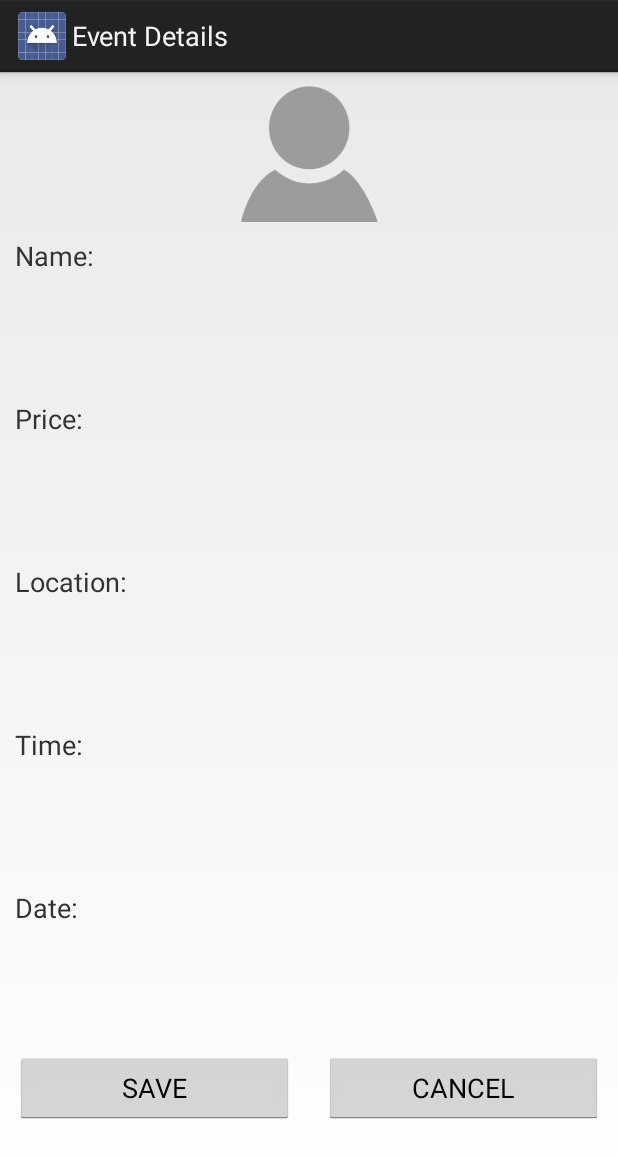
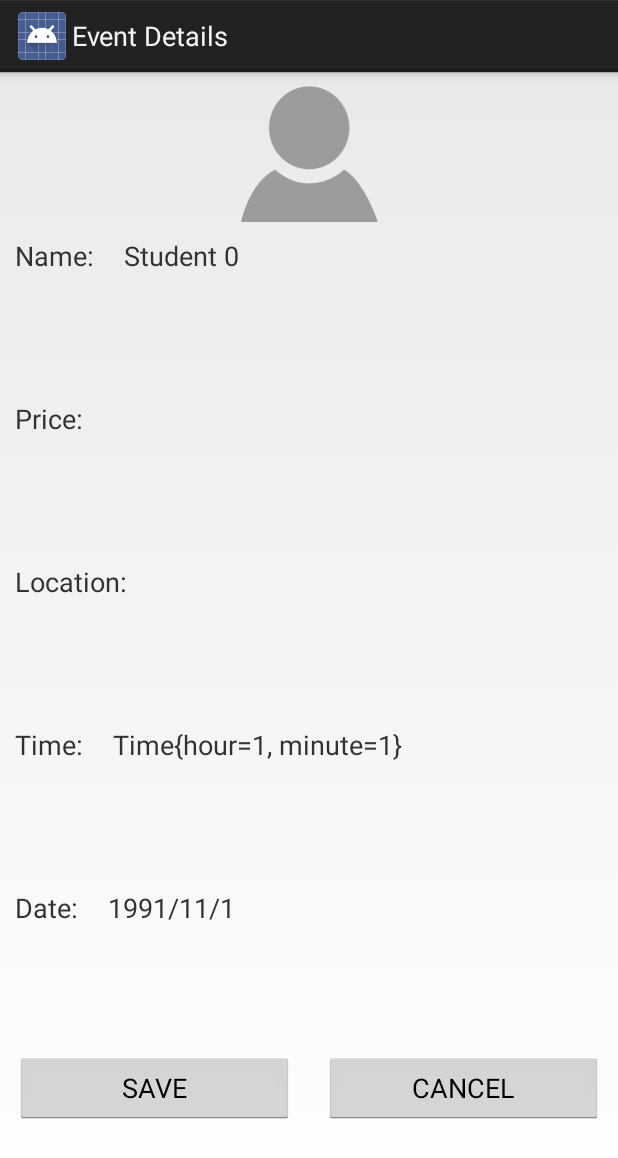
Before and after one commit to dvirHashai/AndroidProject, an Android app: the screen it shows after launch (MainActivity), after a tap on an icon or button, on a phone screen of 412 x 824 dp. Shown: the top 1158 px of the screen. Run offline under Robolectric (Android 15) with nearby library versions, the phone set to English and light mode, and no system bars; 1 statement that could not run was skipped.

Commit message:
Update MyTimePicker and DetailsFragment

```diff
--- a/app/src/main/java/com/cambio/finalprojectandroid/EventDetailsFragment.java
+++ b/app/src/main/java/com/cambio/finalprojectandroid/EventDetailsFragment.java
@@ -7,6 +7,12 @@ import android.os.Bundle;
 import android.view.LayoutInflater;
 import android.view.View;
 import android.view.ViewGroup;
+import android.widget.CheckBox;
+import android.widget.ImageView;
+import android.widget.TextView;
+
+import com.cambio.finalprojectandroid.model.Event;
+import com.cambio.finalprojectandroid.model.Model;
 
 
 /**
@@ -34,7 +40,7 @@ public class EventDetailsFragment extends Fragment {
     }
 
 
-    public static EventDetailsFragment newInstance(String eventId ) {
+    public static EventDetailsFragment newInstance(String eventId) {
         EventDetailsFragment fragment = new EventDetailsFragment();
         Bundle args = new Bundle();
         args.putString(EVENT_ID, eventId);
@@ -56,8 +62,25 @@ public class EventDetailsFragment extends Fragment {
     public View onCreateView(LayoutInflater inflater, ViewGroup container,
                              Bundle savedInstanceState) {
         getActivity().setTitle("Event Details");
-        // Inflate the layout for this fragment
-        return inflater.inflate(R.layout.fragment_event_details, container, false);
+        View contentView = inflater.inflate(R.layout.fragment_event_details, container, false);
+        final ImageView eventImage = (ImageView) contentView.findViewById(R.id.event_details_image);
+        final  TextView eventName = (TextView) contentView.findViewById(R.id.event_details_name);
+        final TextView eventDate = (TextView) contentView.findViewById(R.id.event_details_date);
+        final TextView eventTime = (TextView) contentView.findViewById(R.id.event_details_time);
+        final TextView eventLocation = (TextView) contentView.findViewById(R.id.event_details_location);
+        final TextView eventPrice = (TextView) contentView.findViewById(R.id.event_details_price);
+
+
+        final Event event = Model.instace.getEvent(eventId);
+        //TODO set image in top details
+        eventName.setText(event.getName());
+        eventDate.setText(event.getDate().toString());
+        eventTime.setText(event.getTime().toString());
+        eventLocation.setText(event.getLocation());
+        eventPrice.setText(event.getPrice());
+        //TODO interface method to transfer the id of the student to the edit fragment by option menu in the main activity
+        //TODO  getActivity().invalidateOptionsMenu()
+        return contentView;
     }
 
     @Override
--- a/app/src/main/java/com/cambio/finalprojectandroid/EventListFragment.java
+++ b/app/src/main/java/com/cambio/finalprojectandroid/EventListFragment.java
@@ -47,7 +47,7 @@ public class EventListFragment extends Fragment {
                              Bundle savedInstanceState) {
         getActivity().setTitle("Event List");
         // Inflate the layout for this fragment
-        View contextView =  inflater.inflate(R.layout.fragment_event_list, container, false);
+        View contextView = inflater.inflate(R.layout.fragment_event_list, container, false);
 
         data = Model.instace.getAllEvents();
         list = (ListView) contextView.findViewById(R.id.event_list);
--- a/app/src/main/java/com/cambio/finalprojectandroid/MainActivity.java
+++ b/app/src/main/java/com/cambio/finalprojectandroid/MainActivity.java
@@ -6,12 +6,13 @@ import android.os.Bundle;
 
 public class MainActivity extends Activity implements EventListFragment.OnFragmentInteractionListener, EventEditFragment.OnFragmentInteractionListener, EventAddFragment.OnFragmentInteractionListener, EventDetailsFragment.OnFragmentInteractionListener {
     EventListFragment eventListFragment;
+
     @Override
     protected void onCreate(Bundle savedInstanceState) {
         super.onCreate(savedInstanceState);
         setContentView(R.layout.activity_main);
 
-         eventListFragment = EventListFragment.newInstance();
+        eventListFragment = EventListFragment.newInstance();
         FragmentTransaction tran = getFragmentManager().beginTransaction();
         tran.add(R.id.main_fragment_container, eventListFragment, "eventListFragment");
         tran.commit();
--- a/app/src/main/java/com/cambio/finalprojectandroid/model/Model.java
+++ b/app/src/main/java/com/cambio/finalprojectandroid/model/Model.java
@@ -15,7 +15,7 @@ public class Model {
     public final static Model instace = new Model();
     private String studentId;
     final static Date date = new Date(1991,11,1);
-    final static Time time = new Time(1,1,1);
+    final static Time time = new Time(1,1);
 
 
     private Model(){
@@ -26,7 +26,7 @@ public class Model {
             event.setId("" + i);
             event.setImageUrl("");
             event.setDate( new Date(1991,11,1));
-            event.setTime(new Time(1,1,1));
+            event.setTime(new Time(1,1));
             event.setLocation("");
 
             data.add(event);
--- a/app/src/main/java/com/cambio/finalprojectandroid/utils/Time.java
+++ b/app/src/main/java/com/cambio/finalprojectandroid/utils/Time.java
@@ -8,12 +8,11 @@ public class Time {
 
     private int hour;
     private int minute;
-    private int second;
 
-    public Time(int hour, int minute, int second) {
+
+    public Time(int hour, int minute) {
         this.hour = hour;
         this.minute = minute;
-        this.second = second;
     }
 
     public int getHour() {
@@ -32,14 +31,6 @@ public class Time {
         this.minute = minute;
     }
 
-    public int getSecond() {
-        return second;
-    }
-
-    public void setSecond(int second) {
-        this.second = second;
-    }
-
     @Override
     public boolean equals(Object o) {
         if (this == o) return true;
@@ -48,8 +39,7 @@ public class Time {
         Time time = (Time) o;
 
         if (hour != time.hour) return false;
-        if (minute != time.minute) return false;
-        return second == time.second;
+        return minute == time.minute;
 
     }
 
@@ -57,7 +47,6 @@ public class Time {
     public int hashCode() {
         int result = hour;
         result = 31 * result + minute;
-        result = 31 * result + second;
         return result;
     }
 
@@ -66,7 +55,6 @@ public class Time {
         return "Time{" +
                 "hour=" + hour +
                 ", minute=" + minute +
-                ", second=" + second +
                 '}';
     }
 }
```
Also changed, not shown: app/src/main/java/com/cambio/finalprojectandroid/EventEditFragment.java (+79 -32 lines), app/src/main/java/com/cambio/finalprojectandroid/widget/MyTimePicker.java (+26 -15 lines), app/src/main/res/layout/fragment_event_edit.xml (+8 -17 lines).
